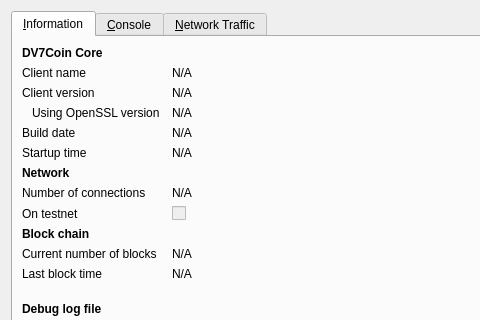
Before: the Qt Designer form src/qt/forms/rpcconsole.ui in akshaynexus/ShardCoin, drawn with Qt 5; both pictures show x 0 to 480 and y 0 to 320 of the 740 by 450 pixel window.
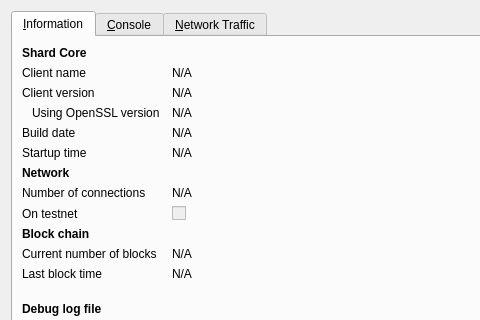
After: the same form once the commit is applied. Icons and pictures are not drawn. Custom widgets are drawn as their Qt base class.

Commit message: Made changes to Shard

Diff of the .ui file:
```diff
--- a/src/qt/forms/rpcconsole.ui
+++ b/src/qt/forms/rpcconsole.ui
@@ -36,7 +36,7 @@
           </font>
          </property>
          <property name="text">
-          <string>DV7Coin Core</string>
+          <string>Shard Core</string>
          </property>
         </widget>
        </item>
```
Left out of the diff: 6 changed lines with no effect on the pictures. The commit also changes 127 other files.
